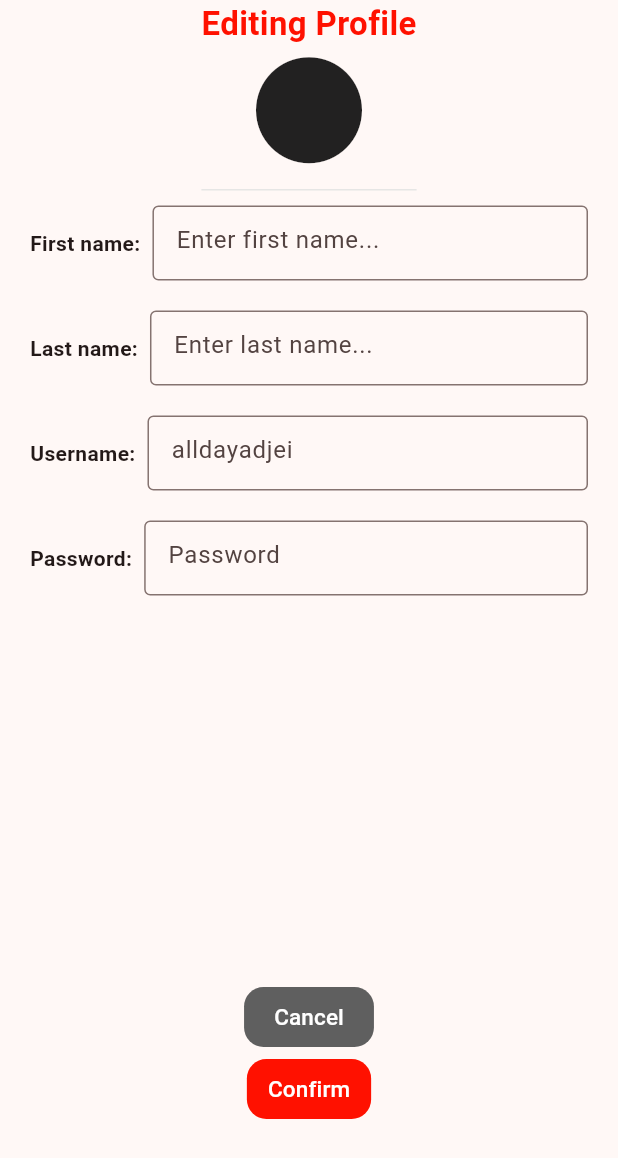
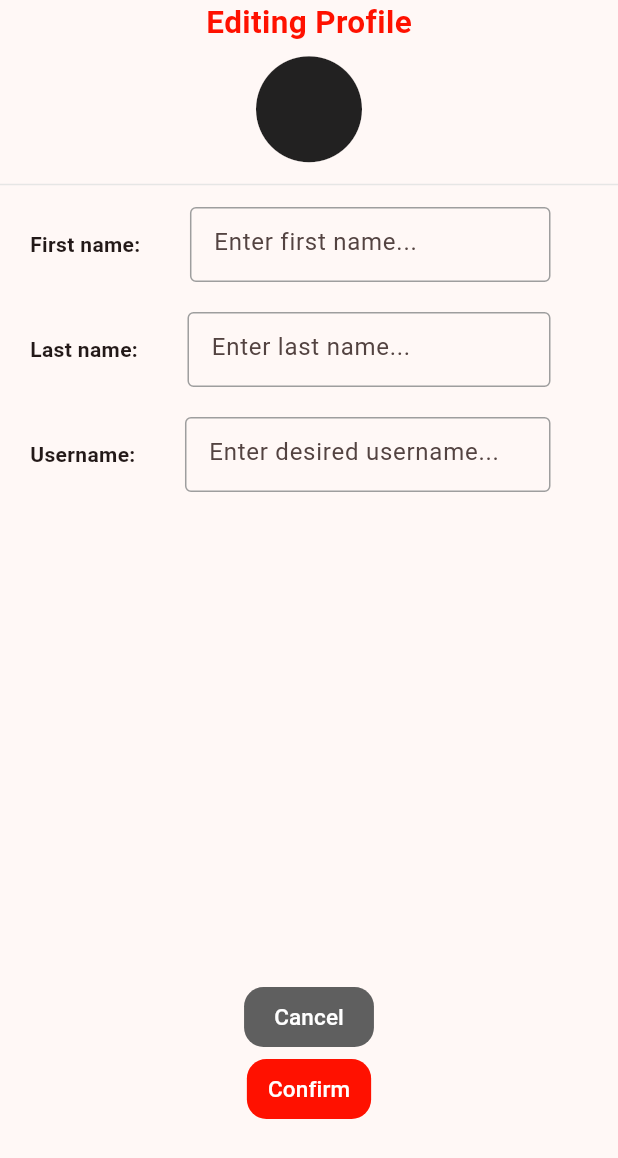
Before and after one commit to posturorg/postur, a Flutter app: the EditProfileModal widget shown alone on an empty page, opened directly, on a phone screen of 412 x 824 dp. Shown: the top 1158 px of the screen. Run offline on Flutter 3.47's test engine with Material 2 defaults, Android fonts, the light colour scheme and no system bars; our stand-ins replace cloud_firestore, firebase_auth, firebase_core, firebase_storage, flutter_contacts, google_maps_flutter and 2 more; missing offline and left inert: mobile_scanner; accounts and stored records are empty.

Commit message:
most of profile editing implemented

```diff
--- a/lib/components/modals/edit_profile_modal.dart
+++ b/lib/components/modals/edit_profile_modal.dart
@@ -1,4 +1,10 @@
+import 'package:auth_test/components/dialogs/default_one_option_dialog.dart';
+import 'package:auth_test/components/my_textfield.dart';
+import 'package:auth_test/src/user_info_services.dart';
+import 'package:cloud_firestore/cloud_firestore.dart';
+import 'package:firebase_auth/firebase_auth.dart';
 import 'package:flutter/material.dart';
+import 'package:flutter/services.dart';
 
 import '../../src/colors.dart';
 
@@ -12,18 +18,45 @@ class EditProfileModal extends StatefulWidget {
 }
 
 class _EditProfileModalState extends State<EditProfileModal> {
-  BoxDecoration modalLine() {
-    return const BoxDecoration(
-      border: Border(
-          bottom: BorderSide(
-        color: backgroundWhite,
-        width: 1.0,
-      )),
-    );
+  String userFirstName = '';
+  String userLastName = '';
+  String userUsername = ''; //user's current Username
+
+  final TextEditingController firstNameController = TextEditingController();
+  final TextEditingController lastNameController = TextEditingController();
+  final TextEditingController usernameController = TextEditingController();
+
+  Future<void> initializeData() async {
+    await fetchUsersInfo();
+    firstNameController.text = userFirstName;
+    lastNameController.text = userLastName;
+    usernameController.text = userUsername;
   }
 
-  String userFirstName = '';
-  String userLastName = '';
+  Future<void> fetchUsersInfo() async {
+    final User currentUser = FirebaseAuth.instance.currentUser!;
+
+    final FirebaseFirestore _firestore = FirebaseFirestore.instance;
+    final DocumentSnapshot userSnapshot =
+        await _firestore.collection('Users').doc(currentUser.uid).get();
+    final userData = userSnapshot.data() as Map<String, dynamic>;
+    final usersName = userData['name'] as Map<String, dynamic>;
+    final theUsersUsername = userData['username'] as String;
+
+    setState(() {
+      userFirstName = usersName['first']!;
+      userLastName = usersName['last']!;
+      userUsername = theUsersUsername;
+    });
+    print(userFirstName); // Now this should print the correct value
+  }
+
+  @override
+  void initState() {
+    super.initState();
+    initializeData();
+  }
+
   @override
   Widget build(BuildContext context) {
     return SizedBox(
@@ -33,8 +66,7 @@ class _EditProfileModalState extends State<EditProfileModal> {
           mainAxisAlignment: MainAxisAlignment.start,
           children: <Widget>[
             Container(
-              decoration: modalLine(),
-              padding: const EdgeInsets.fromLTRB(0, 0, 0, 10),
+              //padding: const EdgeInsets.fromLTRB(0, 0, 0, 3),
               child: const Column(
                 mainAxisAlignment: MainAxisAlignment.center,
                 children: [
@@ -43,7 +75,7 @@ class _EditProfileModalState extends State<EditProfileModal> {
                     style: TextStyle(
                         color: absentRed,
                         fontWeight: FontWeight.bold,
-                        fontSize: 22),
+                        fontSize: 21),
                   ),
                   Icon(
                     Icons.circle,
@@ -52,35 +84,28 @@ class _EditProfileModalState extends State<EditProfileModal> {
                 ],
               ),
             ),
+            const Divider(color: backgroundWhite),
             Container(
-              margin: const EdgeInsets.fromLTRB(20, 10, 20, 10),
+              margin: const EdgeInsets.fromLTRB(20, 7, 20, 10),
               child: Row(
                 mainAxisAlignment: MainAxisAlignment.start,
                 children: [
-                  const Text('First name:',
-                      style: TextStyle(
-                        fontWeight: FontWeight.bold,
-                      )),
+                  const Text(
+                    'First name:',
+                    style: TextStyle(
+                      fontWeight: FontWeight.bold,
+                    ),
+                  ),
                   const SizedBox(width: 8.0),
                   Expanded(
                     child: SizedBox(
                       width: 200.0,
                       height: 50.0,
-                      child: TextFormField(
-                        decoration: const InputDecoration(
-                          hintText: 'Enter first name...',
-                          border:
-                              OutlineInputBorder(), // Customize the border style
-                        ),
-                        onChanged: (value) {
-                          // Handle the text input change
-                          // ...
-                        },
-                        validator: (value) {
-                          // Perform form validation and return an error message if necessary
-                          // ...
-                          return null; // Return null to indicate no validation errors
-                        },
+                      child: MyTextField(
+                        controller: firstNameController,
+                        hintText: 'Enter first name...',
+                        obscureText: false,
+                        maxCharacters: 30,
                       ),
                     ),
                   ),
@@ -92,31 +117,22 @@ class _EditProfileModalState extends State<EditProfileModal> {
               child: Row(
                 mainAxisAlignment: MainAxisAlignment.start,
                 children: [
-                  const Text('Last name:',
-                      style: TextStyle(
-                        fontWeight: FontWeight.bold,
-                      )),
+                  const Text(
+                    'Last name:',
+                    style: TextStyle(
+                      fontWeight: FontWeight.bold,
+                    ),
+                  ),
                   const SizedBox(width: 8.0),
                   Expanded(
                     child: SizedBox(
                       width: 200.0,
                       height: 50.0,
-                      child: TextFormField(
-                        decoration: const InputDecoration(
-                          hintText:
-                              'Enter last name...', //should be user's name...
-                          border:
-                              OutlineInputBorder(), // Customize the border style
-                        ),
-                        onChanged: (value) {
-                          // Handle the text input change
-                          // ...
-                        },
-                        validator: (value) {
-                          // Perform form validation and return an error message if necessary
-                          // ...
-                          return null; // Return null to indicate no validation errors
-                        },
+                      child: MyTextField(
+                        controller: lastNameController,
+                        hintText: 'Enter last name...',
+                        obscureText: false,
+                        maxCharacters: 30,
                       ),
                     ),
                   ),
@@ -139,56 +155,15 @@ class _EditProfileModalState extends State<EditProfileModal> {
                     child: SizedBox(
                       width: 200.0,
                       height: 50.0,
-                      child: TextFormField(
-                        decoration: const InputDecoration(
-                          hintText: 'alldayadjei',
-                          border:
-                              OutlineInputBorder(), // Customize the border style
-                        ),
-                        onChanged: (value) {
-                          // Handle the text input change
-                          // ...
-                        },
-                        validator: (value) {
-                          // Perform form validation and return an error message if necessary
-                          // ...
-                          return null; // Return null to indicate no validation errors
-                        },
-                      ),
-                    ),
-                  ),
-                ],
-              ),
-            ),
-            Container(
-              margin: const EdgeInsets.fromLTRB(20, 10, 20, 10),
-              child: Row(
-                mainAxisAlignment: MainAxisAlignment.start,
-                children: [
-                  const Text('Password:',
-                      style: TextStyle(
-                        fontWeight: FontWeight.bold,
-                      )),
-                  const SizedBox(width: 8.0),
-                  Expanded(
-                    child: SizedBox(
-                      width: 200.0,
-                      height: 50.0,
-                      child: TextFormField(
-                        decoration: const InputDecoration(
-                          hintText: 'Password',
-                          border:
-                              OutlineInputBorder(), // Customize the border style
-                        ),
-                        onChanged: (value) {
-                          // Handle the text input change
-                          // ...
-                        },
-                        validator: (value) {
-                          // Perform form validation and return an error message if necessary
-                          // ...
-                          return null; // Return null to indicate no validation errors
-                        },
+                      child: MyTextField(
+                        maxCharacters: 25,
+                        controller: usernameController,
+                        hintText: 'Enter desired username...',
+                        obscureText: false,
+                        inputFormatters: [
+                          FilteringTextInputFormatter.allow(
+                              RegExp(r'[a-zA-Z0-9]')),
+                        ], //WE MUST TRIM USERNAME AND MAKE IT LOWERCASE BEFORE SUBMITTING TO BACKEND!!!
                       ),
                     ),
                   ),
@@ -217,7 +192,41 @@ class _EditProfileModalState extends State<EditProfileModal> {
                           )),
                     ),
                     ElevatedButton(
-                      onPressed: () {},
+                      onPressed: () async {
+                        //Shows loading popup...
+                        showDialog(
+                          context: context,
+                          builder: (context) {
+                            return const Center(
+                              child: CircularProgressIndicator(
+                                valueColor:
+                                    AlwaysStoppedAnimation<Color>(absentRed),
+                              ),
+                            );
+                          },
+                        );
+                        try {
+                          //conditions for updating userName...
+                          //have to go to sleep...
+                          Navigator.pop(context); //pops wheel
+                          Navigator.pop(context); //pops modal...
+                        } catch (e) {
+                          Navigator.pop(
+                              context); // pops spinning wheel of death
+                          showDialog(
+                            context: context,
+                            builder: (context) {
+                              return DefaultOneOptionDialog(
+                                title: e.toString(),
+                                buttonText: 'Ok',
+                                onPressed: () {
+                                  Navigator.pop(context); //pops error popup
+                                },
+                              );
+                            },
+                          );
+                        }
+                      },
                       style: ElevatedButton.styleFrom(
                         padding: const EdgeInsets.symmetric(
                             vertical: 8, horizontal: 14),
```
